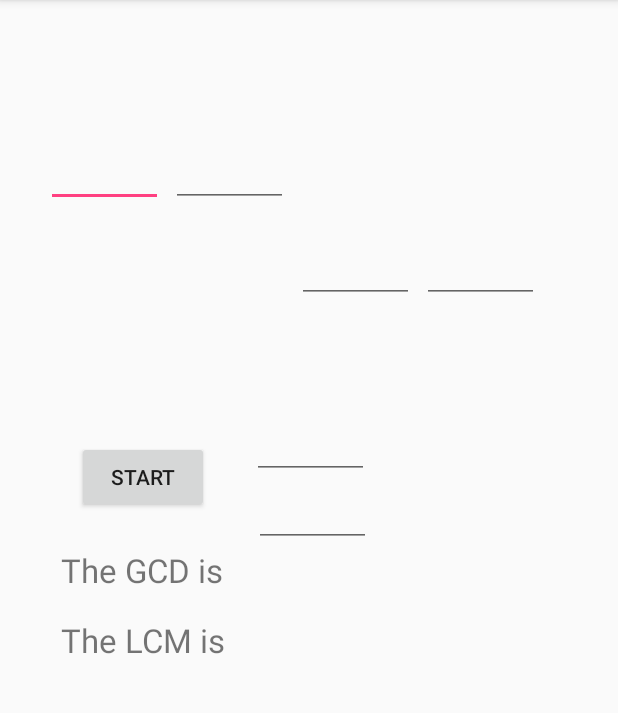
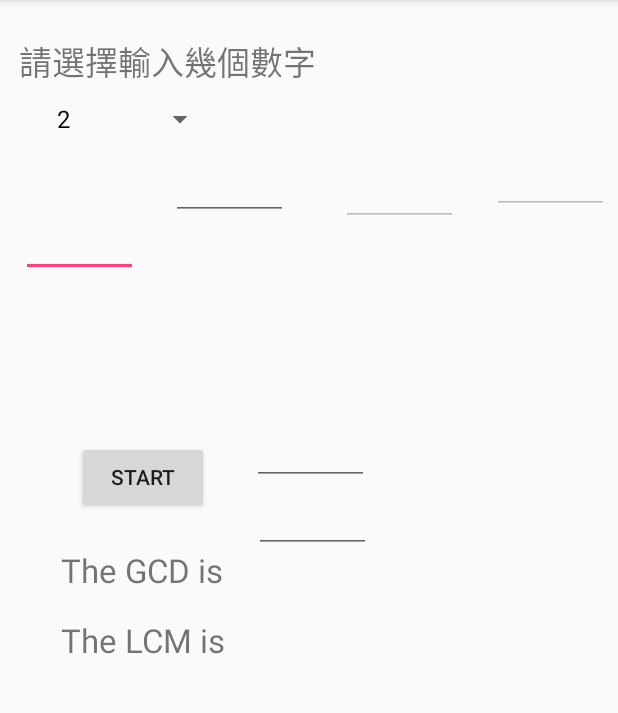
Before and after one commit to BrianTom66/gcd_lcmapp, an Android app: the screen it shows after launch (MainActivity), on a phone screen of 412 x 824 dp, the part 84-797 px from its top. Run offline under Robolectric (Android 15) with nearby library versions, the phone set to English and light mode, and no system bars.

Commit message:
Modified inputType and spinner settings

```diff
--- a/gcd_lcd_app/src/main/res/layout/activity_main.xml
+++ b/gcd_lcd_app/src/main/res/layout/activity_main.xml
@@ -18,6 +18,20 @@
         app:layout_constraintRight_toRightOf="parent"
         app:layout_constraintTop_toTopOf="parent"
         app:layout_constraintVertical_bias="0.498"
+        tools:ignore="HardcodedText" />
+
+    <TextView
+        android:id="@+id/tV"
+        android:layout_width="wrap_content"
+        android:layout_height="34dp"
+        android:text="請選擇輸入幾個數字"
+        android:textSize="22sp"
+        app:layout_constraintBottom_toBottomOf="parent"
+        app:layout_constraintHorizontal_bias="0.059"
+        app:layout_constraintLeft_toLeftOf="parent"
+        app:layout_constraintRight_toRightOf="parent"
+        app:layout_constraintTop_toTopOf="parent"
+        app:layout_constraintVertical_bias="0.033"
         tools:ignore="HardcodedText" />
 
     <TextView
@@ -51,55 +65,64 @@
         android:id="@+id/eT1"
         android:layout_width="78dp"
         android:layout_height="wrap_content"
-        android:layout_marginBottom="91dp"
-        android:layout_marginStart="25dp"
-        android:layout_marginTop="28dp"
+        android:layout_marginBottom="81dp"
+        android:layout_marginEnd="12dp"
+        android:layout_marginStart="16dp"
+        android:layout_marginTop="10dp"
         android:ems="10"
-        android:inputType="textPersonName"
+        android:inputType="number"
         app:layout_constraintBottom_toTopOf="@+id/btn1"
         app:layout_constraintEnd_toStartOf="@+id/eT2"
         app:layout_constraintStart_toStartOf="parent"
-        app:layout_constraintTop_toTopOf="parent" />
+        app:layout_constraintTop_toBottomOf="@+id/spinner1" />
 
     <EditText
         android:id="@+id/eT2"
         android:layout_width="78dp"
         android:layout_height="wrap_content"
-        android:layout_marginBottom="91dp"
-        android:layout_marginTop="28dp"
+        android:layout_marginBottom="22dp"
+        android:layout_marginEnd="23dp"
+        android:layout_marginStart="10dp"
+        android:layout_marginTop="10dp"
         android:ems="10"
-        android:inputType="textPersonName"
+        android:inputType="number"
         app:layout_constraintBottom_toTopOf="@+id/btn1"
         app:layout_constraintEnd_toStartOf="@+id/eT3"
         app:layout_constraintStart_toEndOf="@+id/eT1"
-        app:layout_constraintTop_toTopOf="parent" />
+        app:layout_constraintTop_toBottomOf="@+id/spinner1"
+        app:layout_constraintVertical_bias="0.0" />
 
     <EditText
         android:id="@+id/eT3"
         android:layout_width="78dp"
         android:layout_height="wrap_content"
-        android:layout_marginBottom="437dp"
-        android:layout_marginTop="28dp"
+        android:layout_marginBottom="151dp"
+        android:layout_marginEnd="11dp"
+        android:layout_marginStart="12dp"
+        android:layout_marginTop="47dp"
         android:ems="10"
-        android:inputType="textPersonName"
-        app:layout_constraintBottom_toBottomOf="parent"
+        android:inputType="number"
+        app:layout_constraintBottom_toTopOf="@+id/ans1"
         app:layout_constraintEnd_toStartOf="@+id/eT4"
         app:layout_constraintStart_toEndOf="@+id/eT2"
-        app:layout_constraintTop_toTopOf="parent" />
+        app:layout_constraintTop_toBottomOf="@+id/tV"
+        app:layout_constraintVertical_bias="0.0" />
 
     <EditText
         android:id="@+id/eT4"
         android:layout_width="78dp"
         android:layout_height="wrap_content"
-        android:layout_marginBottom="437dp"
-        android:layout_marginEnd="47dp"
-        android:layout_marginTop="28dp"
+        android:layout_marginBottom="368dp"
+        android:layout_marginEnd="8dp"
+        android:layout_marginStart="11dp"
+        android:layout_marginTop="97dp"
         android:ems="10"
-        android:inputType="textPersonName"
+        android:inputType="number"
         app:layout_constraintBottom_toBottomOf="parent"
         app:layout_constraintEnd_toEndOf="parent"
         app:layout_constraintStart_toEndOf="@+id/eT3"
-        app:layout_constraintTop_toTopOf="parent" />
+        app:layout_constraintTop_toTopOf="parent"
+        app:layout_constraintVertical_bias="0.0" />
 
     <EditText
         android:id="@+id/ans1"
@@ -129,4 +152,17 @@
         app:layout_constraintStart_toEndOf="@+id/tV2"
         app:layout_constraintTop_toBottomOf="@+id/ans1" />
 
+    <Spinner
+        android:id="@+id/spinner1"
+        android:layout_width="114dp"
+        android:layout_height="24dp"
+        android:layout_marginBottom="10dp"
+        android:layout_marginEnd="254dp"
+        android:layout_marginStart="16dp"
+        android:layout_marginTop="9dp"
+        app:layout_constraintBottom_toTopOf="@+id/eT1"
+        app:layout_constraintEnd_toEndOf="parent"
+        app:layout_constraintStart_toStartOf="parent"
+        app:layout_constraintTop_toBottomOf="@+id/tV" />
+
 </android.support.constraint.ConstraintLayout>
```
